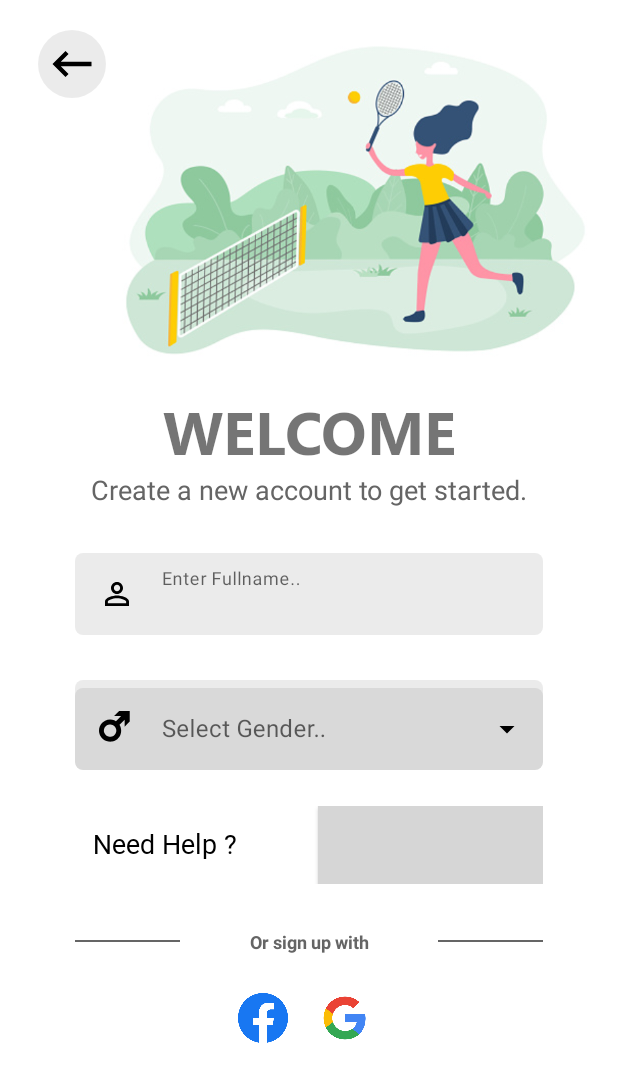
After one commit to Ghayth-BEN-GARA/Tiebreak-Tennis-Academy, an Android app: the SignupActivity screen opened directly, with no data from a screen before it, on a phone screen of 412 x 824 dp. The commit adds this screen. Shown: the top 1082 px of the screen. Run offline under Robolectric (Android 15) with nearby library versions, the phone set to English and light mode, and no system bars; grey boxes are pictures that could not be loaded.

Commit message:
Create the Signup screen

```diff
--- /dev/null
+++ b/app/src/main/java/com/example/tiebreaktennisacademy/Activities/SignupActivity.java
@@ -0,0 +1,71 @@
+package com.example.tiebreaktennisacademy.Activities;
+
+import androidx.appcompat.app.AppCompatActivity;
+import androidx.appcompat.widget.AppCompatButton;
+import android.content.Intent;
+import android.os.Bundle;
+import android.view.View;
+import android.widget.ArrayAdapter;
+import android.widget.AutoCompleteTextView;
+import android.widget.ImageView;
+import com.example.tiebreaktennisacademy.R;
+
+public class SignupActivity extends AppCompatActivity {
+    private ArrayAdapter<String> arrayAdapter;
+    private AutoCompleteTextView gender;
+    private ImageView back;
+    private AppCompatButton next;
+    private String[] genderItems;
+
+    @Override
+    protected void onCreate(Bundle savedInstanceState) {
+        super.onCreate(savedInstanceState);
+        setContentView(R.layout.activity_signup);
+
+        gender = (AutoCompleteTextView) findViewById(R.id.gender);
+        back = (ImageView) findViewById(R.id.back);
+        next = (AppCompatButton) findViewById(R.id.next_btn);
+
+        setGenderItems();
+        onclickFunctions();
+    }
+
+    public void setGenderItems(){
+        genderItems = getResources().getStringArray(R.array.gender_items);
+        arrayAdapter = new ArrayAdapter<>(getApplicationContext(),R.layout.items_gender,genderItems);
+        gender.setAdapter(arrayAdapter);
+    }
+
+    @Override
+    public void onBackPressed() {
+        ouvrirChoixLoginActivity();
+    }
+
+    public void ouvrirChoixLoginActivity(){
+        Intent intent = new Intent(getApplicationContext(), ChoixLoginActivity.class);
+        startActivity(intent);
+        overridePendingTransition(R.anim.left_to_right,R.anim.stay);
+    }
+
+    public void onclickFunctions(){
+        back.setOnClickListener(new View.OnClickListener() {
+            @Override
+            public void onClick(View v) {
+                ouvrirChoixLoginActivity();
+            }
+        });
+
+        next.setOnClickListener(new View.OnClickListener() {
+            @Override
+            public void onClick(View v) {
+                ouvrirSignup2Activity();
+            }
+        });
+    }
+
+    public void ouvrirSignup2Activity(){
+        Intent intent = new Intent(getApplicationContext(), SIgnup2Activity.class);
+        startActivity(intent);
+        overridePendingTransition(R.anim.left_to_right,R.anim.stay);
+    }
+}
--- a/app/src/main/res/drawable/edi_text_background.xml
+++ b/app/src/main/res/drawable/edi_text_background.xml
@@ -3,7 +3,7 @@
     <item>
         <shape android:shape="rectangle">
             <solid android:color="@color/edit_text_color"/>
-            <corners android:radius="26dp"/>
+            <corners android:radius="5dp"/>
         </shape>
     </item>
 </layer-list>
--- /dev/null
+++ b/app/src/main/res/drawable/email.xml
@@ -0,0 +1,5 @@
+<vector android:height="24dp" android:tint="#1A6C1E"
+    android:viewportHeight="24" android:viewportWidth="24"
+    android:width="24dp" xmlns:android="http://schemas.android.com/apk/res/android">
+    <path android:fillColor="@android:color/white" android:pathData="M20,4L4,4c-1.1,0 -1.99,0.9 -1.99,2L2,18c0,1.1 0.9,2 2,2h16c1.1,0 2,-0.9 2,-2L22,6c0,-1.1 -0.9,-2 -2,-2zM20,8l-8,5 -8,-5L4,6l8,5 8,-5v2z"/>
+</vector>
--- /dev/null
+++ b/app/src/main/res/drawable/genre.xml
@@ -0,0 +1,10 @@
+<vector xmlns:android="http://schemas.android.com/apk/res/android"
+    android:width="24dp"
+    android:height="24dp"
+    android:viewportWidth="1500"
+    android:viewportHeight="1500">
+  <path
+      android:pathData="M734,105.5l-105.5,105.5 145.5,-0 145.5,-0 -107.1,107.1 -107.2,107.2 -2.8,-2c-10.7,-7.6 -44.6,-24.6 -67.4,-33.8 -53,-21.3 -104.1,-31.8 -162.5,-33.2 -76.9,-1.8 -148.8,14.3 -217.6,48.7 -45.2,22.6 -82.5,49.7 -119.4,86.5 -26.1,26 -46.1,51.1 -66.3,83.2 -11,17.5 -29.9,55.2 -37.5,74.8 -30.6,78.6 -39.1,163.8 -24.7,248 12.9,75.2 45.6,148 93.5,208 73.4,92 177.5,152 293.5,169.4 25.3,3.8 37.8,4.6 69,4.5 33.4,-0 48.4,-1.3 78.4,-6.4 166.1,-28.5 305.1,-147.9 358.7,-308.1 42.7,-127.7 27.3,-270.9 -41.3,-383.8l-3.9,-6.5 107,-107 107.1,-107.1 0,145.5 0,145.5 105.5,-105.5 105.5,-105.5 0,-220.2 0,-220.3 -220.3,-0 -220.2,-0 -105.5,105.5zM476,559c32.6,1.9 60,8.3 89.6,21 76.4,32.8 134.3,104.3 150.8,186 8.1,40 6.2,86.8 -5,124 -13.1,43.7 -34.5,79.8 -65.8,111.3 -40.4,40.6 -94.8,67.2 -151.6,74.2 -16.3,2 -47.7,2 -64,-0 -46.6,-5.8 -93.2,-25.4 -129.8,-54.8 -39.1,-31.4 -68.7,-73.7 -84.1,-120.3 -9.5,-28.7 -13.1,-51.2 -13.1,-82.4 0,-31.2 3.6,-53.7 13.1,-82.5 5.6,-16.9 16.6,-40.4 25.7,-54.8 44.8,-71.3 121.2,-116.9 203.7,-121.7 7.2,-0.4 13.2,-0.8 13.5,-0.8 0.3,-0.1 7.9,0.3 17,0.8z"
+      android:fillColor="#000000"
+      android:strokeColor="#00000000"/>
+</vector>
--- /dev/null
+++ b/app/src/main/res/layout/activity_signup.xml
@@ -0,0 +1,255 @@
+<?xml version="1.0" encoding="utf-8"?>
+<androidx.core.widget.NestedScrollView
+    xmlns:android="http://schemas.android.com/apk/res/android"
+    xmlns:app="http://schemas.android.com/apk/res-auto"
+    xmlns:tools="http://schemas.android.com/tools"
+    android:layout_width="match_parent"
+    android:layout_height="match_parent"
+    android:background="@color/white"
+    android:padding="10dp"
+    tools:context=".Activities.SignupActivity">
+
+    <androidx.constraintlayout.widget.ConstraintLayout
+        android:layout_width="match_parent"
+        android:layout_height="match_parent">
+
+        <LinearLayout
+            android:id="@+id/linear_layout_header"
+            android:layout_width="match_parent"
+            android:layout_height="wrap_content"
+            android:orientation="horizontal"
+            app:layout_constraintStart_toStartOf="parent"
+            app:layout_constraintEnd_toEndOf="parent"
+            app:layout_constraintTop_toTopOf="parent">
+
+            <ImageView
+                android:id="@+id/back"
+                android:layout_width="45dp"
+                android:layout_height="45dp"
+                android:layout_marginStart="15dp"
+                android:layout_marginTop="10dp"
+                android:padding="5dp"
+                android:src="@drawable/back_24"
+                android:background="@drawable/icon_background_gray"
+                app:tint="@color/black"
+                android:layout_weight="0"/>
+
+            <ImageView
+                android:id="@+id/logo_app"
+                android:layout_width="wrap_content"
+                android:layout_height="250dp"
+                android:src="@drawable/court"
+                android:layout_weight="1"/>
+        </LinearLayout>
+
+        <TextView
+            android:id="@+id/title_welcome"
+            android:layout_width="wrap_content"
+            android:layout_height="wrap_content"
+            android:text="@string/welcome_text"
+            android:textSize="40sp"
+            android:textAllCaps="true"
+            android:gravity="center"
+            android:fontFamily="@font/segoe_ui_bold"
+            app:layout_constraintEnd_toEndOf="parent"
+            app:layout_constraintStart_toStartOf="parent"
+            app:layout_constraintTop_toBottomOf="@id/linear_layout_header"/>
+
+        <TextView
+            android:id="@+id/desc_welcome"
+            android:layout_width="wrap_content"
+            android:layout_height="wrap_content"
+            android:text="@string/desc_title_signup"
+            android:textSize="18sp"
+            android:textColor="@color/black_light"
+            android:gravity="center"
+            app:layout_constraintEnd_toEndOf="parent"
+            app:layout_constraintStart_toStartOf="parent"
+            app:layout_constraintTop_toBottomOf="@id/title_welcome"/>
+
+            <RelativeLayout
+                android:id="@+id/relative1"
+                android:layout_width="match_parent"
+                android:layout_height="wrap_content"
+                android:orientation="vertical"
+                android:layout_marginTop="30dp"
+                app:layout_constraintStart_toStartOf="parent"
+                app:layout_constraintEnd_toEndOf="parent"
+                app:layout_constraintTop_toBottomOf="@id/desc_welcome">
+
+                <com.google.android.material.textfield.TextInputLayout
+                    android:id="@+id/inputlayout_username"
+                    android:layout_width="match_parent"
+                    android:layout_height="wrap_content"
+                    app:boxStrokeWidthFocused="0dp"
+                    app:boxStrokeColor="@null"
+                    app:boxStrokeWidth="0dp"
+                    app:boxBackgroundColor="@null"
+                    app:boxStrokeErrorColor="@null"
+                    android:layout_marginStart="40dp"
+                    android:layout_marginEnd="40dp"
+                    app:hintTextColor="@null"
+                    android:layout_alignParentStart="true"
+                    android:layout_alignParentEnd="true"
+                    android:layout_alignParentTop="true">
+
+                    <com.google.android.material.textfield.TextInputEditText
+                        android:id="@+id/username"
+                        android:layout_width="match_parent"
+                        android:layout_height="wrap_content"
+                        android:inputType="textPersonName"
+                        android:hint="@string/hint_name"
+                        android:textColorHint="@color/gray"
+                        android:textColor="@color/black"
+                        android:background="@drawable/edi_text_background"
+                        android:padding="15dp"
+                        android:textCursorDrawable="@null"
+                        android:drawableStart="@drawable/person"
+                        android:drawablePadding="18dp"
+                        android:drawableTint="@color/black"/>
+
+                </com.google.android.material.textfield.TextInputLayout>
+
+                <com.google.android.material.textfield.TextInputLayout
+                    android:id="@+id/inputlayout_gender"
+                    android:layout_width="match_parent"
+                    android:layout_height="wrap_content"
+                    app:boxStrokeWidthFocused="0dp"
+                    app:boxStrokeColor="@null"
+                    app:boxStrokeWidth="0dp"
+                    app:boxBackgroundColor="@null"
+                    app:boxStrokeErrorColor="@null"
+                    android:layout_marginStart="40dp"
+                    android:layout_marginEnd="40dp"
+                    android:layout_marginTop="30dp"
+                    app:hintTextColor="@null"
+                    app:endIconTint="@color/black"
+                    android:background="@drawable/edi_text_background"
+                    style="@style/Widget.MaterialComponents.TextInputLayout.OutlinedBox.ExposedDropdownMenu"
+                    android:layout_alignParentStart="true"
+                    android:layout_alignParentEnd="true"
+                    android:layout_below="@id/inputlayout_username">
+
+                    <AutoCompleteTextView
+                        android:id="@+id/gender"
+                        android:layout_width="match_parent"
+                        android:layout_height="wrap_content"
+                        android:inputType="none"
+                        android:hint="@string/hint_sexe"
+                        android:textColorHint="@color/gray"
+                        android:textColor="@color/black"
+                        android:padding="15dp"
+                        android:layout_weight="1"
+                        android:drawableStart="@drawable/genre"
+                        android:drawablePadding="18dp"
+                        android:background="@drawable/edi_text_background"
+                        android:textCursorDrawable="@null" />
+                </com.google.android.material.textfield.TextInputLayout>
+
+
+            </RelativeLayout>
+
+        <LinearLayout
+            android:id="@+id/need_help_btn_signup"
+            android:layout_width="match_parent"
+            android:layout_height="wrap_content"
+            android:orientation="horizontal"
+            android:weightSum="2"
+            android:layout_marginTop="24dp"
+            android:layout_marginStart="40dp"
+            android:layout_marginEnd="40dp"
+            app:layout_constraintStart_toStartOf="parent"
+            app:layout_constraintEnd_toEndOf="parent"
+            app:layout_constraintTop_toBottomOf="@id/relative1">
+
+            <TextView
+                android:id="@+id/help"
+                android:layout_width="0dp"
+                android:layout_height="wrap_content"
+                android:layout_marginStart="12dp"
+                android:fontFamily="@font/seg_ui_semibold"
+                android:text="@string/help"
+                android:textColor="@color/black"
+                android:textSize="18sp"
+                android:layout_weight="1"/>
+
+            <androidx.appcompat.widget.AppCompatButton
+                android:id="@+id/next_btn"
+                android:layout_width="0dp"
+                android:layout_height="52dp"
+                android:layout_weight="1"
+                android:textColor="@color/white"
+                android:background="@drawable/rounded_button"
+                android:text="@string/next"
+                android:textAllCaps="false"
+                android:textSize="16sp"
+                android:fontFamily="@font/seg_ui_semibold" />
+        </LinearLayout>
+
+        <LinearLayout
+            android:id="@+id/linear_layout_sign_up_with_title"
+            android:layout_width="match_parent"
+            android:layout_height="wrap_content"
+            android:orientation="horizontal"
+            android:gravity="center"
+            android:layout_marginTop="30dp"
+            android:layout_marginStart="40dp"
+            android:layout_marginEnd="40dp"
+            app:layout_constraintStart_toStartOf="parent"
+            app:layout_constraintEnd_toEndOf="parent"
+            app:layout_constraintTop_toBottomOf="@id/need_help_btn_signup">
+
+            <View
+                android:layout_width="150dp"
+                android:layout_height="1dp"
+                android:layout_weight="3"
+                android:layout_marginEnd="10dp"
+                android:background="@color/black_light"/>
+
+
+            <TextView
+                android:layout_width="match_parent"
+                android:layout_height="wrap_content"
+                android:layout_weight="6"
+                android:textStyle="bold"
+                android:text="@string/signup_with"
+                android:textAlignment="center"
+                android:textColor="@color/black_light"
+                android:textSize="12sp"/>
+
+            <View
+                android:layout_width="150dp"
+                android:layout_height="1dp"
+                android:layout_weight="3"
+                android:layout_marginStart="10dp"
+                android:background="@color/black_light"/>
+        </LinearLayout>
+
+        <LinearLayout
+            android:id="@+id/linear_layout_sign_up_with_"
+            android:layout_width="match_parent"
+            android:layout_height="wrap_content"
+            android:orientation="horizontal"
+            android:gravity="center"
+            android:layout_marginTop="20dp"
+            android:layout_marginStart="40dp"
+            android:layout_marginEnd="40dp"
+            app:layout_constraintTop_toBottomOf="@id/linear_layout_sign_up_with_title"
+            app:layout_constraintStart_toStartOf="parent"
+            app:layout_constraintEnd_toEndOf="parent">
+
+            <ImageView
+                android:id="@+id/facebook"
+                android:layout_width="33dp"
+                android:layout_height="33dp"
+                android:src="@drawable/facebook"/>
+
+            <ImageView
+                android:id="@+id/google"
+                android:layout_width="45dp"
+                android:layout_height="45dp"
+                android:layout_marginLeft="15dp"
+                android:src="@drawable/google"/>
+        </LinearLayout>
+    </androidx.constraintlayout.widget.ConstraintLayout>
+</androidx.core.widget.NestedScrollView>
--- a/app/src/main/res/values/strings.xml
+++ b/app/src/main/res/values/strings.xml
@@ -22,8 +22,8 @@
     <string name="title_login">Welcome Back</string>
     <string name="desc_title_login">We missed you ! Login to get started.</string>
     <string name="login">Login</string>
-    <string name="hint_email">E-mail address..</string>
-    <string name="hint_password">Password..</string>
+    <string name="hint_email">Enter E-mail Address..</string>
+    <string name="hint_password">Enter Password..</string>
     <string name="remember_me_hint">Remembrer me</string>
     <string name="help">Need Help ?</string>
     <string name="login_with">Or sign in with</string>
@@ -35,4 +35,16 @@
     <string name="desc_signup_item">If you want to create an account, you have to follow a whole procedure.</string>
     <string name="title_forget_item">Help for Forget</string>
     <string name="desc_forget_item">If you want to get access to your account, you have to follow a whole procedure.</string>
+    <string name="desc_title_signup">Create a new account to get started.</string>
+    <string name="hint_name">Enter Fullname..</string>
+    <string name="hint_sexe">Select Gender..</string>
+    <string name="welcome_text">Welcome</string>
+    <string name="signup_with">Or sign up with</string>
+    <string-array name="gender_items">
+        <item>Man</item>
+        <item>Women</item>
+        <item>Personalized</item>
+    </string-array>
+    <string name="next">Next</string>
+    <string name="hint_repeat_password">Repeat Password..</string>
 </resources>
--- a/app/src/main/res/values/themes.xml
+++ b/app/src/main/res/values/themes.xml
@@ -1,6 +1,6 @@
 <resources xmlns:tools="http://schemas.android.com/tools">
     <!-- Base application theme. -->
-    <style name="Theme.TiebreakTennisAcademy" parent="Theme.Design.Light.NoActionBar">
+    <style name="Theme.TiebreakTennisAcademy" parent="Theme.MaterialComponents.DayNight.NoActionBar">
         <!-- Primary brand color. -->
         <item name="colorPrimary">@color/white</item>
         <item name="colorPrimaryVariant">@color/white</item>
```
Also changed, not shown: app/src/main/AndroidManifest.xml (+13 -1 lines), app/src/main/java/com/example/tiebreaktennisacademy/Activities/ChoixLoginActivity.java (+15 -1 lines), app/src/main/java/com/example/tiebreaktennisacademy/Activities/SIgnup2Activity.java (added, +58 -0 lines), app/src/main/java/com/example/tiebreaktennisacademy/Activities/Signup3Activity.java (added, +16 -0 lines), app/src/main/res/layout/activity_sign_in.xml (+17 -18 lines), app/src/main/res/layout/activity_signup2.xml (added, +220 -0 lines), app/src/main/res/layout/activity_signup3.xml (added, +9 -0 lines), app/src/main/res/layout/items_gender.xml (added, +9 -0 lines).
